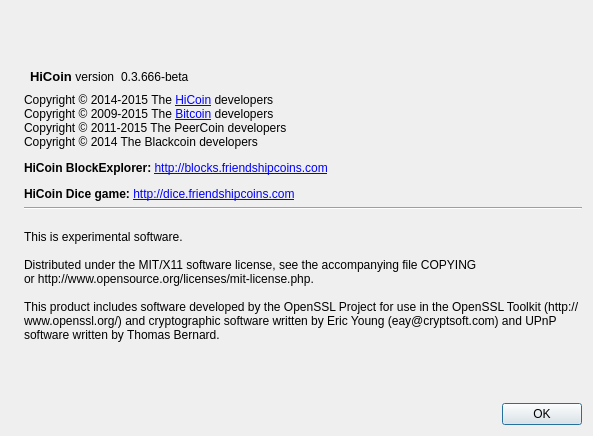
The window that src/qt/forms/aboutdialog.ui (ioying/hicointest) describes before a commit, drawn with Qt 5.
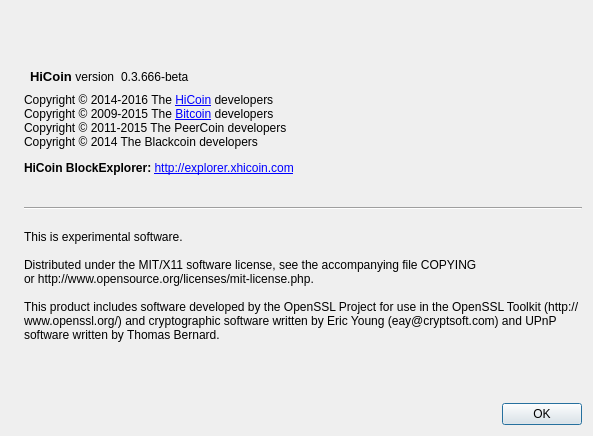
The same window after the commit. Icons and pictures are not drawn.

Patch:
```diff
--- a/src/qt/forms/aboutdialog.ui
+++ b/src/qt/forms/aboutdialog.ui
@@ -116,7 +116,7 @@
         <cursorShape>IBeamCursor</cursorShape>
        </property>
        <property name="text">
-        <string>&lt;html&gt;&lt;head/&gt;&lt;body&gt;&lt;p&gt;Copyright © 2014-2015 The &lt;a href=&quot;http://friendshipcoins.com&quot;&gt;&lt;span style=&quot; text-decoration: underline; color:#0000ff;&quot;&gt;HiCoin&lt;/span&gt;&lt;/a&gt; developers&lt;br/&gt;Copyright © 2009-2015 The &lt;a href=&quot;http://bitcoin.org&quot;&gt;&lt;span style=&quot; text-decoration: underline; color:#0000ff;&quot;&gt;Bitcoin&lt;/span&gt;&lt;/a&gt; developers&lt;br/&gt;Copyright © 2011-2015 The PeerCoin developers&lt;br/&gt;Copyright © 2014 The Blackcoin developers&lt;/p&gt;&lt;p&gt;&lt;span style=&quot; font-weight:600;&quot;&gt;HiCoin BlockExplorer: &lt;/span&gt;&lt;a href=&quot;http://blocks.friendshipcoins.com&quot;&gt;&lt;span style=&quot; text-decoration: underline; color:#0000ff;&quot;&gt;http://blocks.friendshipcoins.com&lt;/span&gt;&lt;/a&gt;&lt;/p&gt;&lt;p&gt;&lt;span style=&quot; font-weight:600;&quot;&gt;HiCoin Dice game: &lt;/span&gt;&lt;a href=&quot;http://dice.friendshipcoins.com&quot;&gt;&lt;span style=&quot; text-decoration: underline; color:#0000ff;&quot;&gt;http://dice.friendshipcoins.com&lt;/span&gt;&lt;/a&gt;&lt;/p&gt;&lt;/body&gt;&lt;/html&gt;</string>
+        <string>&lt;html&gt;&lt;head/&gt;&lt;body&gt;&lt;p&gt;Copyright © 2014-2016 The &lt;a href=&quot;http://xhicoin.com&quot;&gt;&lt;span style=&quot; text-decoration: underline; color:#0000ff;&quot;&gt;HiCoin&lt;/span&gt;&lt;/a&gt; developers&lt;br/&gt;Copyright © 2009-2015 The &lt;a href=&quot;http://bitcoin.org&quot;&gt;&lt;span style=&quot; text-decoration: underline; color:#0000ff;&quot;&gt;Bitcoin&lt;/span&gt;&lt;/a&gt; developers&lt;br/&gt;Copyright © 2011-2015 The PeerCoin developers&lt;br/&gt;Copyright © 2014 The Blackcoin developers&lt;/p&gt;&lt;p&gt;&lt;span style=&quot; font-weight:600;&quot;&gt;HiCoin BlockExplorer: &lt;/span&gt;&lt;a href=&quot;http://explorer.xhicoin.com&quot;&gt;&lt;span style=&quot; text-decoration: underline; color:#0000ff;&quot;&gt;http://explorer.xhicoin.com&lt;/span&gt;&lt;/a&gt;&lt;/p&gt;&lt;p&gt;&lt;/p&gt;&lt;/body&gt;&lt;/html&gt;</string>
        </property>
        <property name="wordWrap">
         <bool>true</bool>
```
